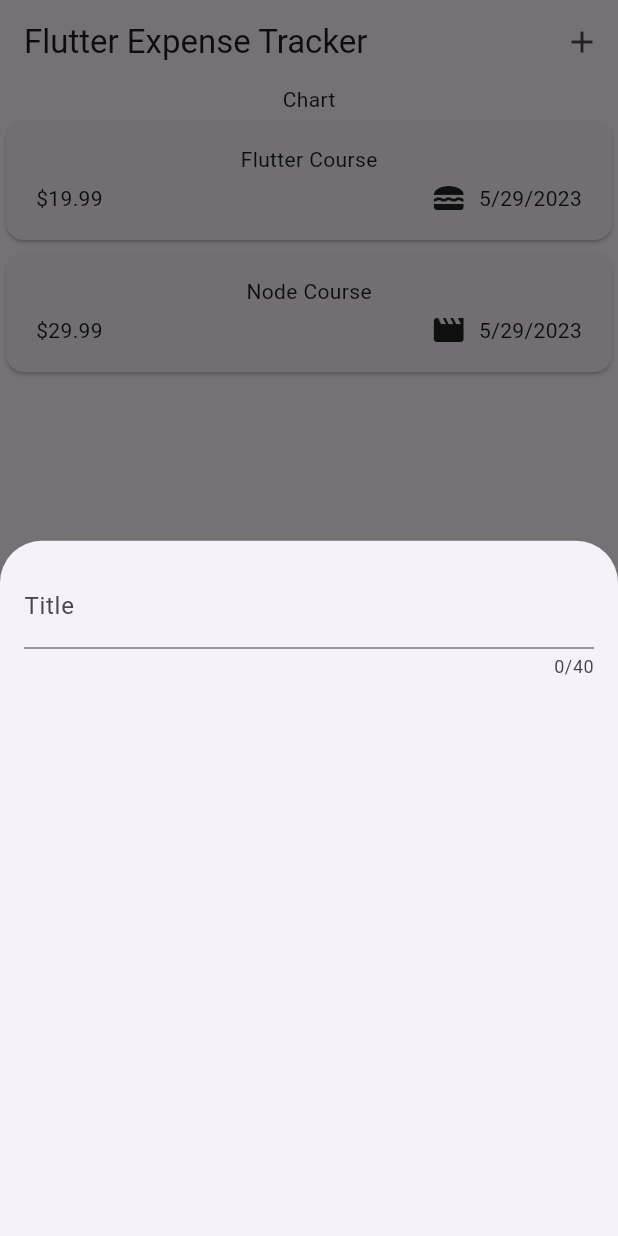
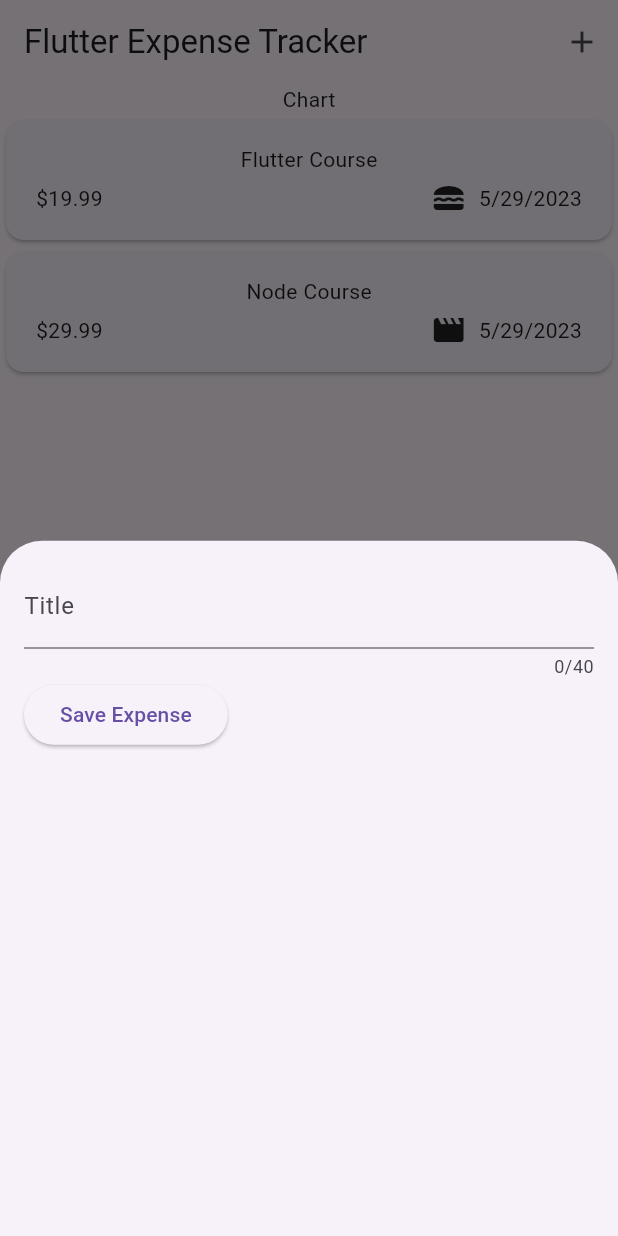
Before and after one commit to HassanKhan123/expense-tracker, a Flutter app: the screen it shows after launch, after a tap on the "add" icon, on a phone screen of 412 x 824 dp. Run offline on Flutter 3.47's test engine with Material 2 defaults, Android fonts, the phone set to English and light mode, and no system bars.

Commit message:
added: onChange event on text input field

```diff
--- a/lib/widgets/new_expense.dart
+++ b/lib/widgets/new_expense.dart
@@ -10,18 +10,34 @@ class NewExpense extends StatefulWidget {
 }
 
 class _NewExpenseState extends State<NewExpense> {
+  var _enteredTitle = '';
+
+  void _saveTitleInput(String value) {
+    _enteredTitle = value;
+  }
+
   @override
   Widget build(BuildContext context) {
-    return const Padding(
-      padding: EdgeInsets.all(16),
+    return Padding(
+      padding: const EdgeInsets.all(16),
       child: Column(
         children: [
           TextField(
+            onChanged: _saveTitleInput,
             maxLength: 40,
             keyboardType: TextInputType.text,
-            decoration: InputDecoration(
+            decoration: const InputDecoration(
               label: Text('Title'),
             ),
+          ),
+          Row(
+            children: [
+              ElevatedButton(
+                  onPressed: () {
+                    print(_enteredTitle);
+                  },
+                  child: const Text('Save Expense'))
+            ],
           )
         ],
       ),
```
